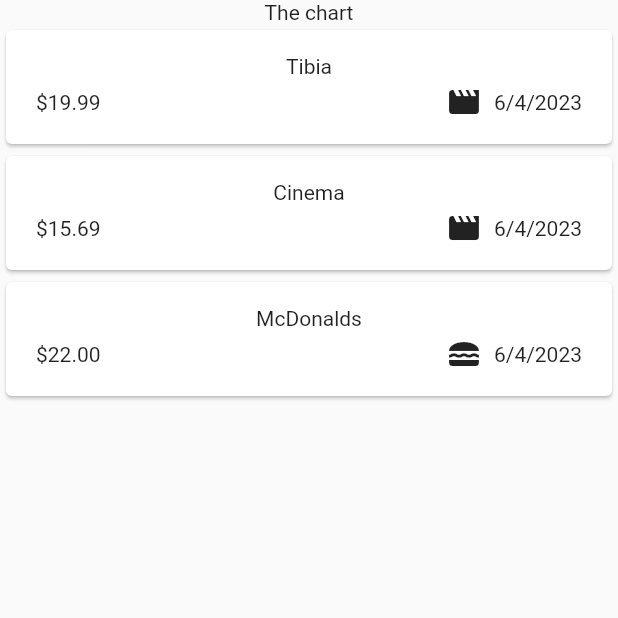
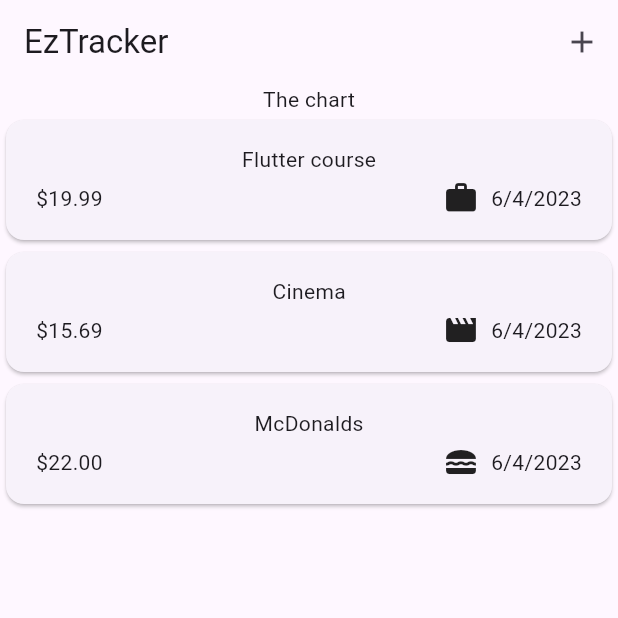
Before and after one commit to vicentedpsantos/expense_tracker_flutter, a Flutter app: the screen it shows after launch, on a phone screen of 412 x 824 dp, the top half of it. Run offline on Flutter 3.47's test engine with Material 2 defaults, Android fonts, the phone set to English and light mode, and no system bars.

Commit message:
Add AppBar

```diff
--- a/lib/main.dart
+++ b/lib/main.dart
@@ -4,7 +4,8 @@ import 'package:expense_tracker/widgets/expenses.dart';
 
 void main() {
   runApp(
-    const MaterialApp(
+    MaterialApp(
+      theme: ThemeData(useMaterial3: true),
       home: Expenses(),
     ),
   );
--- a/lib/widgets/expenses.dart
+++ b/lib/widgets/expenses.dart
@@ -15,10 +15,10 @@ class Expenses extends StatefulWidget {
 class _ExpensesState extends State<Expenses> {
   final List<Expense> _registeredExpenses = [
     Expense(
-        title: 'Tibia',
+        title: 'Flutter course',
         amount: 19.99,
         date: DateTime.now(),
-        category: Category.leisure),
+        category: Category.work),
     Expense(
         title: 'Cinema',
         amount: 15.69,
@@ -34,9 +34,12 @@ class _ExpensesState extends State<Expenses> {
   @override
   Widget build(context) {
     return Scaffold(
+        appBar: AppBar(title: const Text('EzTracker'), actions: [
+          IconButton(onPressed: () {}, icon: const Icon(Icons.add)),
+        ]),
         body: Column(children: [
-      Text('The chart'),
-      Expanded(child: ExpensesList(expenses: _registeredExpenses)),
-    ]));
+          Text('The chart'),
+          Expanded(child: ExpensesList(expenses: _registeredExpenses)),
+        ]));
   }
 }
```
